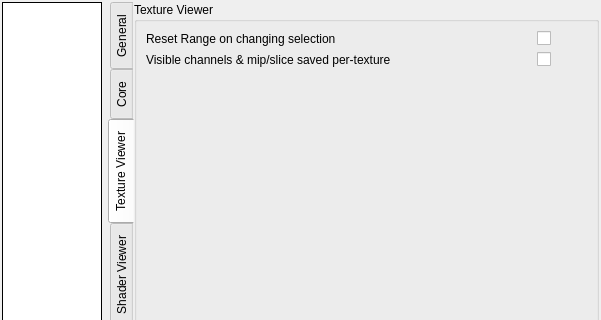
Before: the Qt Designer form qrenderdoc/Windows/Dialogs/SettingsDialog.ui in baldurk/renderdoc, drawn with Qt 5; both pictures show x 0 to 601 and y 0 to 320 of the 601 by 543 pixel window.
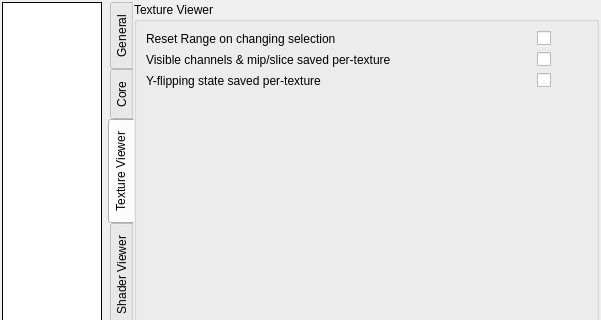
After: the same form once the commit is applied. The open tabs and pages were chosen to show the change. Custom widgets are drawn as their Qt base class.

Commit message: Add option to make y-flipping a per-texture state instead of global

```diff
--- a/qrenderdoc/Windows/Dialogs/SettingsDialog.ui
+++ b/qrenderdoc/Windows/Dialogs/SettingsDialog.ui
@@ -638,7 +638,39 @@
             </property>
            </widget>
           </item>
+          <item row="2" column="0">
+           <widget class="QLabel" name="label_13">
+            <property name="sizePolicy">
+             <sizepolicy hsizetype="Expanding" vsizetype="Preferred">
+              <horstretch>0</horstretch>
+              <verstretch>0</verstretch>
+             </sizepolicy>
+            </property>
+            <property name="toolTip">
+             <string>Y-flipping state is remembered and restored per-texture, rather than treated as a global toggle.</string>
+            </property>
+            <property name="text">
+             <string>Y-flipping state saved per-texture</string>
+            </property>
+           </widget>
+          </item>
           <item row="2" column="1">
+           <widget class="QCheckBox" name="TextureViewer_PerTexYFlip">
+            <property name="minimumSize">
+             <size>
+              <width>50</width>
+              <height>0</height>
+             </size>
+            </property>
+            <property name="toolTip">
+             <string>Y-flipping state is remembered and restored per-texture, rather than treated as a global toggle.</string>
+            </property>
+            <property name="text">
+             <string/>
+            </property>
+           </widget>
+          </item>
+          <item row="3" column="1">
            <spacer name="verticalSpacer_3">
             <property name="orientation">
              <enum>Qt::Vertical</enum>
```
Left out of the diff: 2 changed lines with no effect on the pictures. The commit also changes 6 other files.
